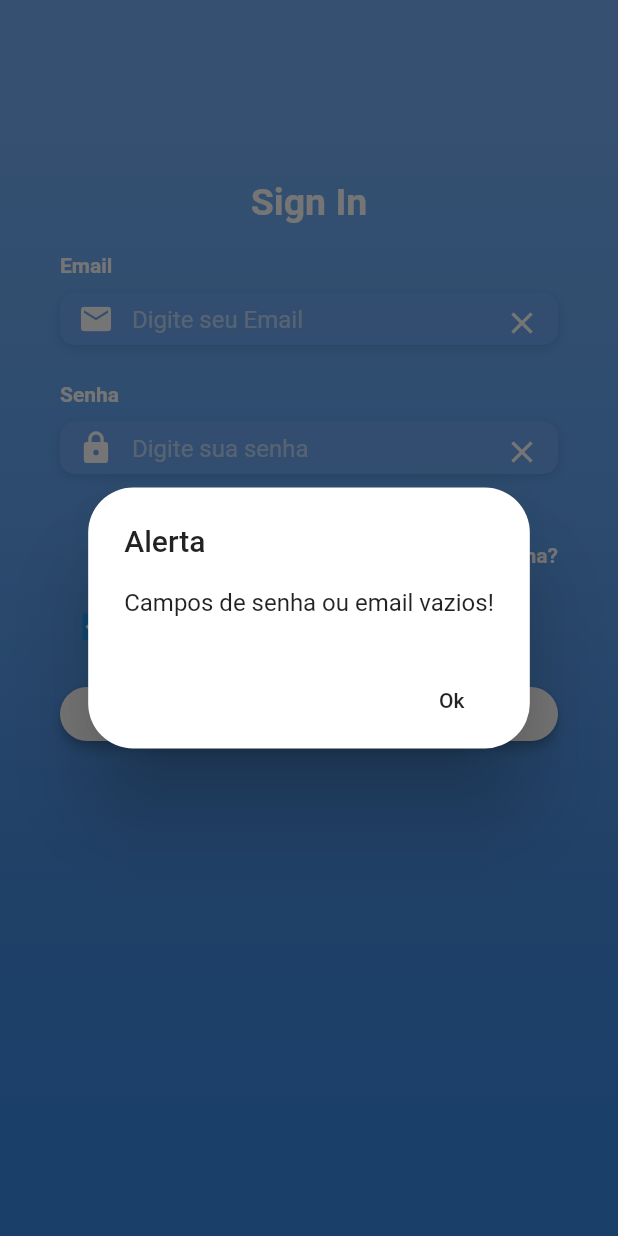
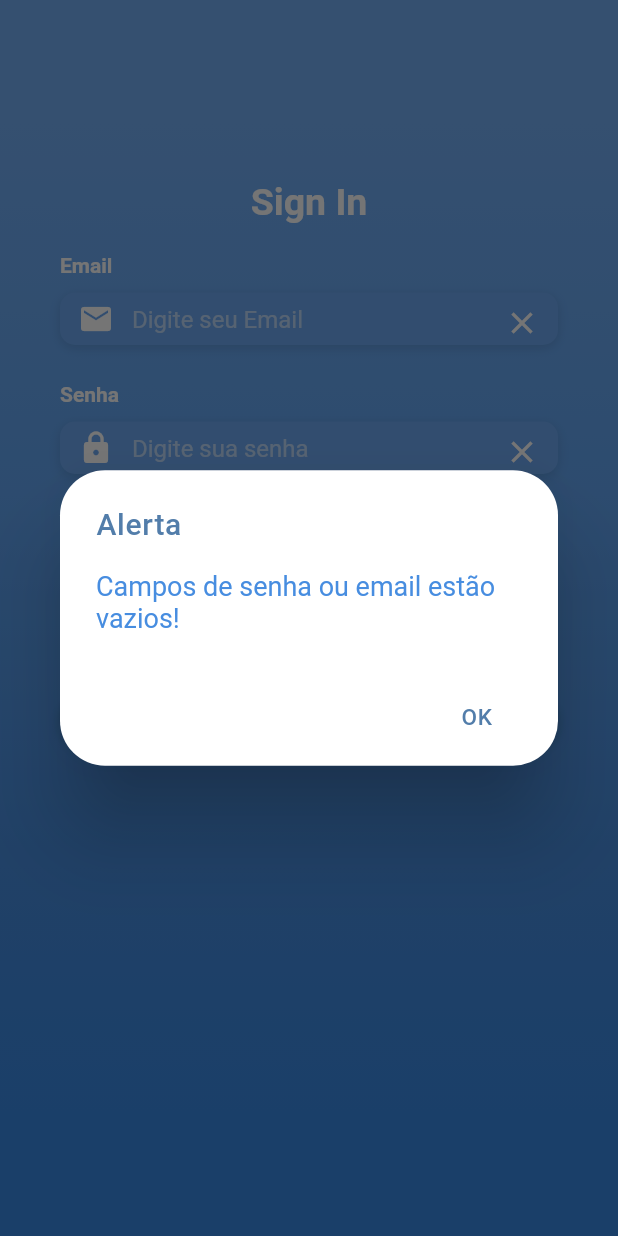
Before and after one commit to silv4b/login-screen, a Flutter app: the screen it shows after launch, after a tap on "LOGIN", on a phone screen of 412 x 824 dp. Run offline on Flutter 3.47's test engine with Material 2 defaults, Android fonts, the phone set to English and light mode, and no system bars; Roboto replaces fonts that are missing (OpenSans, Opensans).

Commit message:
estilização e correção de validador de campos para navegação entre as duas telas, usando push e pop

```diff
--- a/lib/main.dart
+++ b/lib/main.dart
@@ -3,10 +3,10 @@ import 'package:login_page/screens/login_screen.dart';
 
 //void main() => runApp(MyApp());
 
-// forma de iniciar o aplicativo como forma de rotas
+// maneira de iniciar o aplicativo como forma de rotas
 void main() {
   runApp(MaterialApp(
-    //debugShowCheckedModeBanner: false,
+    debugShowCheckedModeBanner: false,
     title: 'Navegação Básica',
     home: MyApp(),
   ));
@@ -16,9 +16,7 @@ class MyApp extends StatelessWidget {
   @override
   Widget build(BuildContext context) {
     return MaterialApp(
-      debugShowCheckedModeBanner: false,
       title: 'Flutter Login UI',
-      //home: LoginScreen(),
       home: LoginScreen(),
     );
   }
--- a/lib/screens/home_screen.dart
+++ b/lib/screens/home_screen.dart
@@ -14,7 +14,8 @@ class _HomeScreenState extends State<HomeScreen> {
     return Scaffold(
       appBar: AppBar(
         title: Text('Segunda Rota'),
-        backgroundColor: Colors.lightBlue,
+        backgroundColor: Color(0xFF73AEF5),
+
       ),
       body: Stack(
         children: <Widget>[
--- a/lib/screens/login_screen.dart
+++ b/lib/screens/login_screen.dart
@@ -39,14 +39,15 @@ class _LoginScreenState extends State<LoginScreen> {
   }
 
   // verifoca o estado dos campos de texto (email e senha), se estão vazios ou não
-  bool validateField() {
-    if (_controllerEmail.text.isNotEmpty || _controllerPass.text.isNotEmpty) {
+  bool validateFields() {
+    if (_controllerEmail.text.isNotEmpty && _controllerPass.text.isNotEmpty){
       clearBoth();
-      return true; // se email ou senha vazio
+      return true;
     }
     return false;
   }
 
+  // exibe alerta caso a condição de validateField() seja verdadeira (true)
   void _exibirDialogo() {
     showDialog(
       context: context,
@@ -56,12 +57,35 @@ class _LoginScreenState extends State<LoginScreen> {
           shape: RoundedRectangleBorder(
             borderRadius: BorderRadius.circular(30.0),
           ),
-          title: new Text("Alerta"),
-          content: new Text("Campos de senha ou email vazios!"),
+          title: Text(
+            "Alerta",
+            style: TextStyle(
+              color: Color(0xFF527DAA),
+              letterSpacing: 0.5,
+              fontFamily: 'OpenSans',
+              fontSize: 20.0,
+            ),
+          ),
+          content: Text(
+              "Campos de senha ou email estão vazios!",
+            style: TextStyle(
+              color: Color(0xFF478DE0),
+              fontFamily: 'OpenSans',
+              fontSize: 18.0,
+            ),
+          ),
           actions: <Widget>[
             // define os botões na base do dialogo
             new FlatButton(
-              child: new Text("Ok"),
+              child: Text(
+                  "OK ",
+                style: TextStyle(
+                  color: Color(0xFF527DAA),
+                  letterSpacing: 0.5,
+                  fontFamily: 'OpenSans',
+                  fontSize: 15.0,
+                ),
+              ),
               onPressed: () {
                 Navigator.of(context).pop();
               },
@@ -174,6 +198,7 @@ class _LoginScreenState extends State<LoginScreen> {
   //Caixa de selecao p 'lembrar de mim?'
   Widget _caixaDeSelecaoLembrarLembrar() {
     return Container(
+      alignment: Alignment.centerLeft,
       child: Row(
         children: <Widget>[
           Theme(
@@ -207,16 +232,14 @@ class _LoginScreenState extends State<LoginScreen> {
       child: RaisedButton(
         elevation: 3.0,
         onPressed: () {
-          //clearEmail();
-          //clearPass();
-          // responsável por linkar e navegar entre as paginas
-          if (validateField() == true) {
+          if (validateFields() == true) {
+            // responsável por linkar e navegar entre as paginas
             Navigator.push(
               context,
               MaterialPageRoute(builder: (context) => HomeScreen()),
             );
-          } else if (validateField() == false) {
-            print("Não é possivel avançar");
+          } else {
+            // exive um popup de alerta para caso o Navigator não execute
             _exibirDialogo();
           }
         },
```
